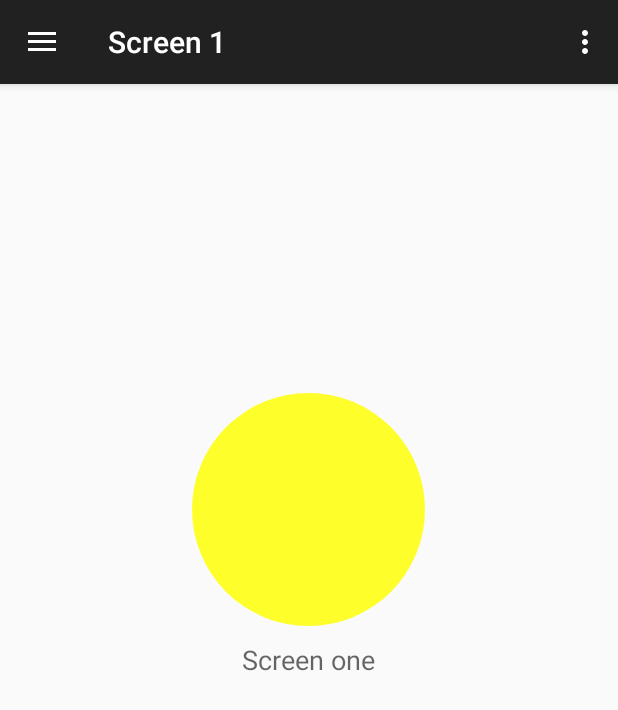
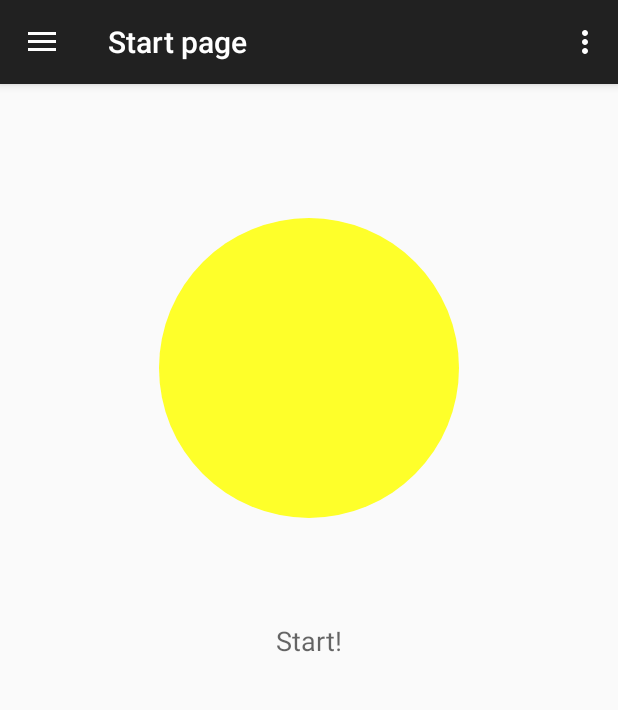
Before and after one commit to Anton-Permenev/X-tracker, an Android app: the screen it shows after launch (MainActivity), on a phone screen of 412 x 824 dp. Shown: the top 710 px of the screen. Run offline under Robolectric (Android 15) with nearby library versions, the phone set to English and light mode, and no system bars; 1 statement that could not run was skipped.

Commit message:
Start button

```diff
--- a/client/X-tracker/app/src/main/res/layout/activity_main.xml
+++ b/client/X-tracker/app/src/main/res/layout/activity_main.xml
@@ -17,26 +17,7 @@
         android:paddingBottom="@dimen/activity_vertical_margin"
         tools:context=".MainActivity">
 
-        <RelativeLayout
-            android:id="@+id/category"
-            android:layout_width="fill_parent"
-            android:layout_height="fill_parent"
-            android:layout_above="@+id/listView"
-            android:layout_alignParentTop="true"
-            android:orientation="vertical"
-            android:weightSum="1">
 
-            <ImageButton
-                android:layout_width="155dp"
-                android:layout_height="155dp"
-                android:id="@+id/startCaptureBtn"
-                android:background="@drawable/oval_btn"
-                android:layout_centerInParent="true"
-                android:adjustViewBounds="true"
-                android:onClick="addItem"
-
-                />
-        </RelativeLayout>
 
         <ListView
             android:layout_width="fill_parent"
--- a/client/X-tracker/app/src/main/res/layout/screen_one.xml
+++ b/client/X-tracker/app/src/main/res/layout/screen_one.xml
@@ -3,13 +3,28 @@
     android:layout_width="match_parent"
     android:layout_height="match_parent" >
 
+
     <TextView
         android:id="@+id/textView1"
         android:layout_width="wrap_content"
         android:layout_height="wrap_content"
+        android:text="@string/Start"
+        android:textAppearance="?android:attr/textAppearanceMedium"
+        android:layout_gravity="bottom"
+        android:layout_below="@+id/startCaptureBtn"
         android:layout_centerHorizontal="true"
-        android:layout_centerVertical="true"
-        android:text="@string/screen_one"
-        android:textAppearance="?android:attr/textAppearanceMedium" />
+        android:layout_marginTop="69dp" />
+
+    <ImageButton
+        android:layout_width="200dp"
+        android:layout_height="200dp"
+        android:id="@+id/startCaptureBtn"
+        android:background="@drawable/oval_btn"
+        android:adjustViewBounds="true"
+        android:onClick="addItem"
+        android:layout_marginTop="89dp"
+        android:layout_alignParentTop="true"
+        android:layout_centerHorizontal="true"
+        android:layout_gravity="center_vertical" />
 
 </RelativeLayout>
--- a/client/X-tracker/app/src/main/res/values/strings.xml
+++ b/client/X-tracker/app/src/main/res/values/strings.xml
@@ -7,7 +7,7 @@
     <string name="action_profile">Profile</string>
     <string name="title_activity_action_bar">ActionBarActivity</string>
     <string-array name="screen_array">
-        <item>Screen 1</item>
+        <item>Start page</item>
         <item>Screen 2</item>
         <item>Screen 3</item>
     </string-array>
@@ -16,5 +16,6 @@
     <string name="screen_one">Screen one</string>
     <string name="screen_two">Screen two</string>
     <string name="screen_three">Screen three</string>
+    <string name="Start">Start!</string>
 
 </resources>
```
